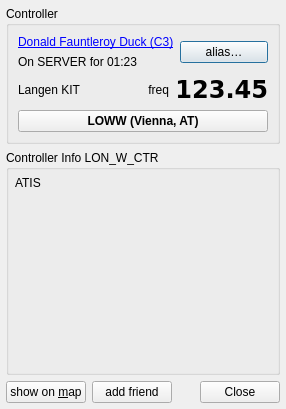
Qt form src/ControllerDetails.ui (qutescoop/qutescoop) before a commit.
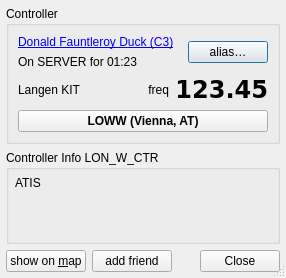
The same form after that commit. Icons and pictures are not drawn.

Commit message:
[TASK] remove forced dialog resizing (#126)
This fixes dialog sizes changing by themselves, even on consecutive
`refresh()`s with the same data which has lead to bad UX.

Dialogs will still try to grow in size when but not that aggressively.

On the other hand the dialog size might now not accomodate for all the
data shown. So users might occasionally have to resize the dialog
themselves to see long routes, ATISes or flight plan remarks.

Resolves: #124

The edit to the form file:
```diff
--- a/src/ControllerDetails.ui
+++ b/src/ControllerDetails.ui
@@ -7,14 +7,23 @@
     <x>0</x>
     <y>0</y>
     <width>286</width>
-    <height>409</height>
+    <height>278</height>
    </rect>
   </property>
+  <property name="sizePolicy">
+   <sizepolicy hsizetype="Preferred" vsizetype="MinimumExpanding">
+    <horstretch>0</horstretch>
+    <verstretch>0</verstretch>
+   </sizepolicy>
+  </property>
   <property name="windowIcon">
    <iconset resource="Resources.qrc">
     <normaloff>:/icons/qutescoop.png</normaloff>:/icons/qutescoop.png</iconset>
   </property>
-  <layout class="QVBoxLayout" stretch="0,1,0">
+  <property name="sizeGripEnabled">
+   <bool>true</bool>
+  </property>
+  <layout class="QVBoxLayout" name="_2">
    <property name="margin" stdset="0">
     <number>6</number>
    </property>
@@ -25,7 +34,7 @@
      </property>
      <layout class="QVBoxLayout" name="verticalLayout_3">
       <item>
-       <layout class="QHBoxLayout" name="horizontalLayout">
+       <layout class="QHBoxLayout" name="horizontalLayout" stretch="1,0">
         <item>
          <layout class="QVBoxLayout" name="verticalLayout_2">
           <item>
@@ -125,12 +134,6 @@
       </property>
       <item>
        <widget class="QLabel" name="lblAtis">
-        <property name="sizePolicy">
-         <sizepolicy hsizetype="Minimum" vsizetype="Minimum">
-          <horstretch>0</horstretch>
-          <verstretch>0</verstretch>
-         </sizepolicy>
-        </property>
         <property name="text">
          <string>ATIS</string>
         </property>
```
The commit also changes 3 other files.
